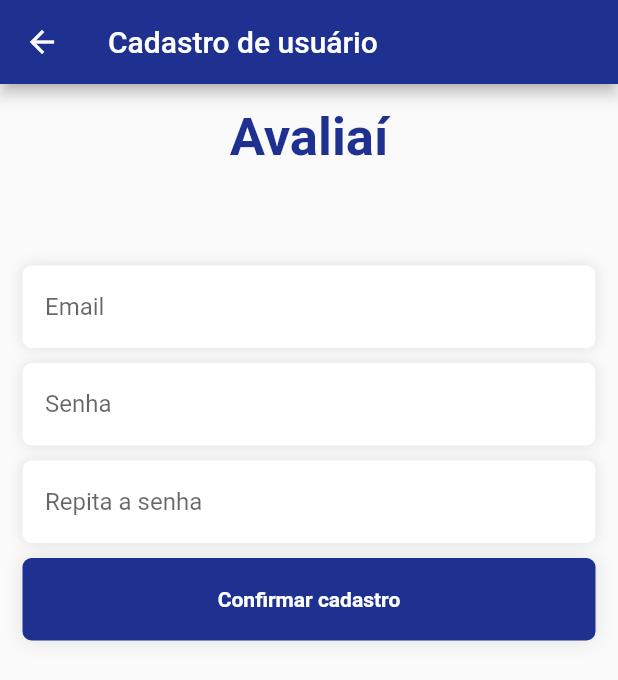
After one commit to sexto-periodo/avliai-gces, a Flutter app: the screen it shows after launch, after a tap on "Criar nova conta", on a phone screen of 412 x 824 dp. The commit adds this screen. Shown: the top 680 px of the screen. Run offline on Flutter 3.47's test engine with Material 2 defaults, Android fonts, the phone set to English and light mode, and no system bars; our stand-ins replace get; network calls fail.

Commit message:
Criação tela de perfil de usuário junto com tela de cadastro de usuário
Nessa classe ocorreu modificação na tela de login,  mudança na classe profile e criação da classe userRegistration

```diff
--- a/codigo/front_mobile/lib/app.dart
+++ b/codigo/front_mobile/lib/app.dart
@@ -2,6 +2,7 @@ import 'package:flutter/material.dart';
 import 'package:get/get.dart';
 
 import 'src/splash_view.dart';
+
 class App extends StatelessWidget {
   const App({super.key});
 
--- a/codigo/front_mobile/lib/src/components/button.dart
+++ b/codigo/front_mobile/lib/src/components/button.dart
@@ -1,5 +1,6 @@
 import 'package:flutter/material.dart';
 import 'package:front_mobile/src/components/color_palette.dart';
+import 'package:front_mobile/src/login_page.dart';
 
 class button extends StatelessWidget {
   const button({super.key});
@@ -31,3 +32,38 @@ class button extends StatelessWidget {
     );
   }
 }
+
+class buttonRegistration extends StatelessWidget {
+  const buttonRegistration({super.key});
+
+  @override
+  Widget build(BuildContext context) {
+    return InkWell(
+      onTap: () {
+        print('Login');
+        Navigator.push(
+          context,
+          MaterialPageRoute(builder: (context) => LoginPage()),
+        );
+      },
+      child: Container(
+        alignment: Alignment.center,
+        height: 55,
+        decoration: BoxDecoration(
+          color: ColorPalette.mainColor,
+          borderRadius: BorderRadius.circular(6),
+          boxShadow: [
+            BoxShadow(color: Colors.black.withOpacity(0.1), blurRadius: 10)
+          ],
+        ),
+        child: const Text(
+          'Confirmar cadastro',
+          style: TextStyle(
+            color: Colors.white,
+            fontWeight: FontWeight.w600,
+          ),
+        ),
+      ),
+    );
+  }
+}
--- a/codigo/front_mobile/lib/src/login_page.dart
+++ b/codigo/front_mobile/lib/src/login_page.dart
@@ -3,6 +3,7 @@ import 'package:flutter/src/widgets/framework.dart';
 import 'package:flutter/src/widgets/placeholder.dart';
 import 'package:front_mobile/src/home_page.dart';
 import 'package:front_mobile/src/components/text.dart';
+import 'package:front_mobile/src/userRegistration.dart';
 
 import 'components/button.dart';
 import 'components/color_palette.dart';
@@ -66,6 +67,7 @@ class _LoginPageState extends State<LoginPage> {
                   onChanged: (value) {
                     setState(() {
                       _email = value;
+                      print(_email);
                     });
                   },
                 ),
@@ -107,8 +109,27 @@ class _LoginPageState extends State<LoginPage> {
                               fontWeight: FontWeight.w600,
                               fontSize: 24,
                             ),
-                      )),)
+                          )),
+                    )),
+                const SizedBox(
+                  height: 5,
+                ),
+                Row(
+                  mainAxisAlignment: MainAxisAlignment.end,
+                  children: [
+                    TextButton(
+                      onPressed: () {
+                        Navigator.push(
+                          context,
+                          MaterialPageRoute(
+                              builder: (context) => userRegistration()),
+                        );
+                      },
+                      child: Text("Criar nova conta",
+                          style: TextStyle(color: ColorPalette.mainColor)),
                     )
+                  ],
+                ),
               ],
             ),
           ),
--- /dev/null
+++ b/codigo/front_mobile/lib/src/userRegistration.dart
@@ -0,0 +1,109 @@
+import 'package:flutter/material.dart';
+import 'package:flutter/src/widgets/framework.dart';
+import 'package:flutter/src/widgets/placeholder.dart';
+import 'package:front_mobile/src/home_page.dart';
+import 'package:front_mobile/src/components/text.dart';
+import 'package:front_mobile/src/login_page.dart';
+
+import 'components/button.dart';
+import 'components/color_palette.dart';
+
+class userRegistration extends StatelessWidget {
+  const userRegistration({super.key});
+
+  @override
+  Widget build(BuildContext context) {
+    return MaterialApp(
+      debugShowCheckedModeBanner: false,
+      home: Registration(),
+    );
+  }
+}
+
+class Registration extends StatelessWidget {
+  Registration({super.key});
+  final TextEditingController emailController = TextEditingController();
+  final TextEditingController passwordController = TextEditingController();
+  final TextEditingController RepeatpasswordController =
+      TextEditingController();
+
+  @override
+  Widget build(BuildContext context) {
+    return Scaffold(
+      appBar: AppBar(
+        title: Text('Cadastro de usuário'),
+        backgroundColor: ColorPalette.mainColor,
+        leading: IconButton(
+          icon: Icon(
+            Icons.arrow_back,
+            color: Colors.white,
+          ),
+          onPressed: () {
+            Navigator.push(
+              context,
+              MaterialPageRoute(builder: (context) => LoginPage()),
+            );
+          },
+        ),
+      ),
+      body: SingleChildScrollView(
+        child: SafeArea(
+          child: Container(
+            width: double.infinity,
+            padding: const EdgeInsets.all(15.0),
+            child: Column(
+              crossAxisAlignment: CrossAxisAlignment.start,
+              children: [
+                Container(
+                  alignment: Alignment.center,
+                  child: Text(
+                    'Avaliaí',
+                    style: TextStyle(
+                      color: ColorPalette.mainColor,
+                      fontSize: 35,
+                      fontWeight: FontWeight.bold,
+                    ),
+                  ),
+                ),
+                const SizedBox(height: 50),
+                const SizedBox(
+                  height: 15,
+                ),
+                text(
+                  controller: emailController,
+                  texto: 'Email',
+                  obscure: false,
+                  textInputType: TextInputType.emailAddress,
+                ),
+                const SizedBox(
+                  height: 10,
+                ),
+                text(
+                  controller: RepeatpasswordController,
+                  texto: 'Senha',
+                  obscure: false,
+                  textInputType: TextInputType.emailAddress,
+                ),
+                const SizedBox(
+                  height: 10,
+                ),
+                text(
+                    controller: passwordController,
+                    texto: 'Repita a senha',
+                    textInputType: TextInputType.text,
+                    obscure: true),
+                const SizedBox(
+                  height: 10,
+                ),
+                buttonRegistration(),
+                const SizedBox(
+                  height: 5,
+                ),
+              ],
+            ),
+          ),
+        ),
+      ),
+    );
+  }
+}
```
Also changed, not shown: codigo/front_mobile/lib/src/home_page.dart (+4 -7 lines), codigo/front_mobile/lib/src/profile.dart (+106 -2 lines), codigo/front_mobile/pubspec.lock. Lines whose indentation alone changed are shown as unchanged.
